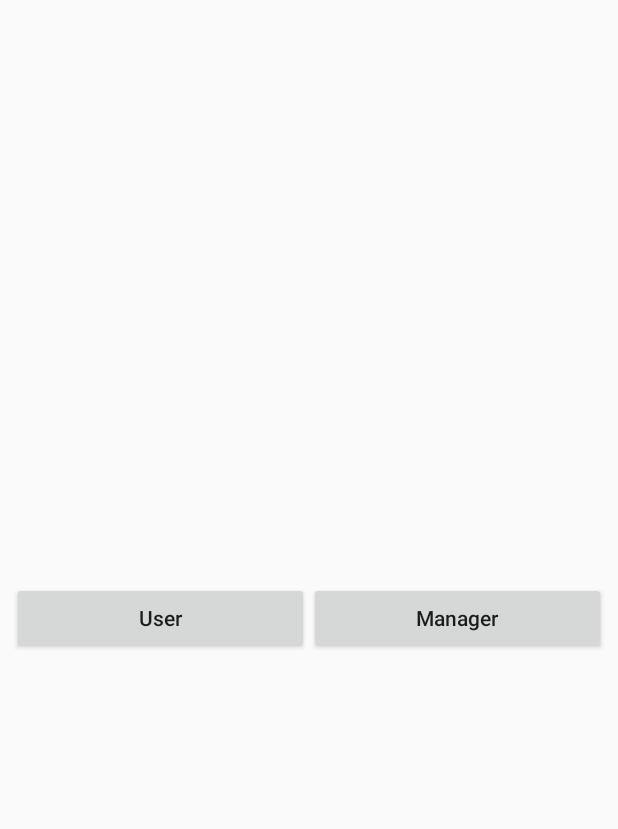
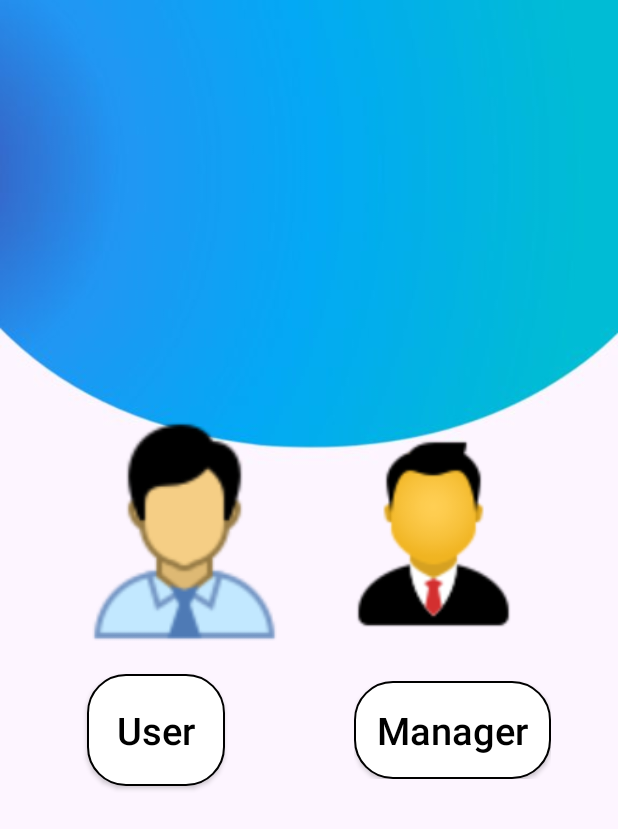
Before and after one commit to EportalProject2020/Eportal-2.0, an Android app: the MainActivity screen opened directly, with no data from a screen before it, on a phone screen of 412 x 824 dp. Shown: the top 829 px of the screen. Run offline under Robolectric (Android 15) with nearby library versions, the phone set to English and light mode, and no system bars.

```diff
--- a/app/src/main/res/layout/activity_main.xml
+++ b/app/src/main/res/layout/activity_main.xml
@@ -1,35 +1,80 @@
 <?xml version="1.0" encoding="utf-8"?>
-<androidx.constraintlayout.widget.ConstraintLayout xmlns:android="http://schemas.android.com/apk/res/android"
+<LinearLayout xmlns:android="http://schemas.android.com/apk/res/android"
     xmlns:app="http://schemas.android.com/apk/res-auto"
     xmlns:tools="http://schemas.android.com/tools"
     android:layout_width="match_parent"
     android:layout_height="match_parent"
+    android:background="@drawable/background"
+    android:gravity="center"
+    android:orientation="vertical"
     android:paddingHorizontal="8dp"
     tools:context=".MainActivity">
 
+    <LinearLayout
+        android:layout_width="match_parent"
+        android:layout_height="wrap_content"
+        android:layout_gravity="center"
+        android:gravity="center">
+
+        <ImageView
+            android:contentDescription="@string/userphoto"
+            android:layout_width="150dp"
+            android:layout_height="150dp"
+            android:layout_marginEnd="8dp"
+            android:background="@drawable/userlogo" />
+
+        <ImageView
+            android:contentDescription="@string/managerphoto"
+            android:layout_width="150dp"
+            android:layout_height="150dp"
+            android:layout_marginStart="8dp"
+            android:background="@drawable/managerlogo" />
+    </LinearLayout>
+<GridLayout
+    android:layout_width="match_parent"
+    android:layout_height="wrap_content">
+    <LinearLayout
+        android:layout_width="wrap_content"
+        android:layout_height="wrap_content"
+        android:layout_gravity="center"
+        android:orientation="horizontal">
 
         <Button
             android:id="@+id/btn_user"
-        android:layout_width="0dp"
+            android:layout_width="wrap_content"
             android:layout_height="wrap_content"
+            android:layout_marginHorizontal="50dp"
+            android:layout_marginVertical="20dp"
+            android:background="@drawable/bg_button"
+            android:gravity="center"
             android:onClick="UserButton"
+            android:padding="20dp"
             android:text="@string/User"
             android:textAllCaps="false"
-        app:layout_constraintBottom_toBottomOf="parent"
-        app:layout_constraintEnd_toStartOf="@id/btn_admin"
-        app:layout_constraintStart_toStartOf="parent"
-        app:layout_constraintTop_toTopOf="parent" />
+            android:textColor="@color/Black"
+            android:textSize="25sp" />
+    </LinearLayout>
+
+    <LinearLayout
+        android:layout_width="wrap_content"
+        android:layout_height="wrap_content"
+        android:layout_gravity="center"
+        android:gravity="center"
+        android:orientation="horizontal">
 
     <Button
+        android:padding="15dp"
         android:id="@+id/btn_admin"
-        android:layout_width="0dp"
+        android:layout_width="wrap_content"
         android:layout_height="wrap_content"
+        android:background="@drawable/bg_button"
+        android:gravity="center"
         android:onClick="AdminButton"
         android:text="@string/Manager"
         android:textAllCaps="false"
-        app:layout_constraintBottom_toBottomOf="parent"
-        app:layout_constraintEnd_toEndOf="parent"
-        app:layout_constraintStart_toEndOf="@id/btn_user"
-        app:layout_constraintTop_toTopOf="parent" />
+        android:textColor="@color/Black"
+        android:textSize="25sp" />
+    </LinearLayout>
+</GridLayout>
 
-</androidx.constraintlayout.widget.ConstraintLayout>
+</LinearLayout>
--- a/app/src/main/res/values/strings.xml
+++ b/app/src/main/res/values/strings.xml
@@ -41,4 +41,6 @@
     <string name="please_enter_your_email_addres">Please enter your email addres</string>
     <string name="enter_email_here">Enter email here</string>
     <string name="e_portal">E-Portal</string>
+    <string name="userphoto">UserPhoto</string>
+    <string name="managerphoto">managerphoto</string>
 </resources>
```
Also changed, not shown: app/src/main/res/drawable-v24/managerlogo.png (added), app/src/main/res/drawable-v24/userlogo.png (added). Lines whose indentation alone changed are shown as unchanged.
